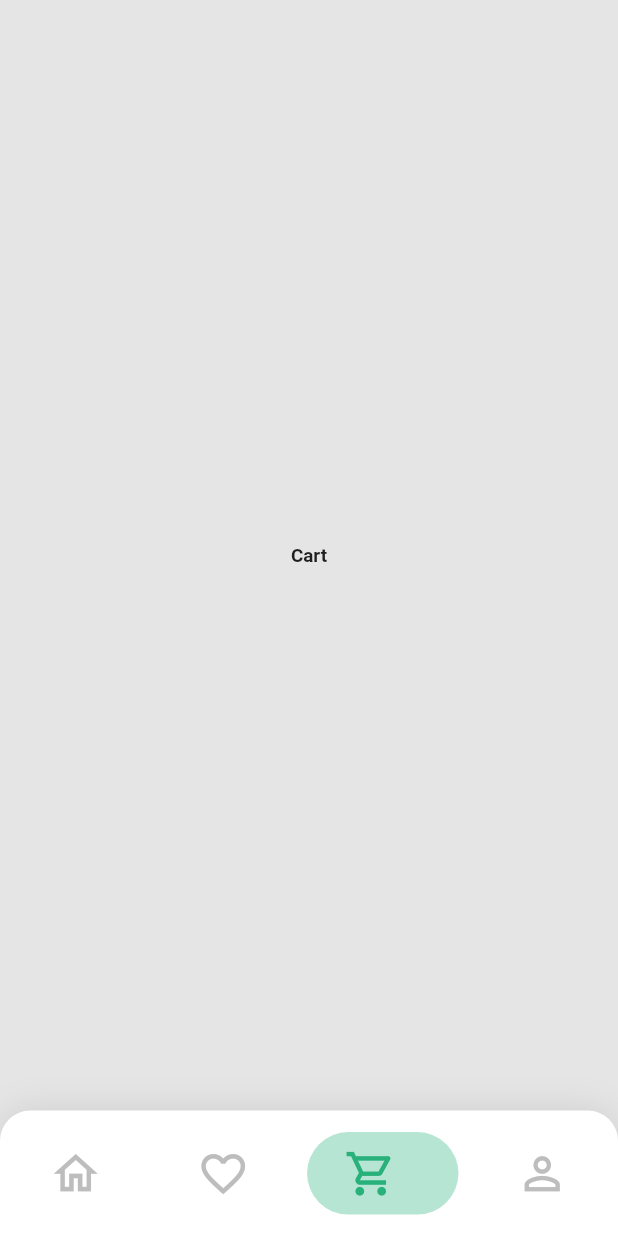
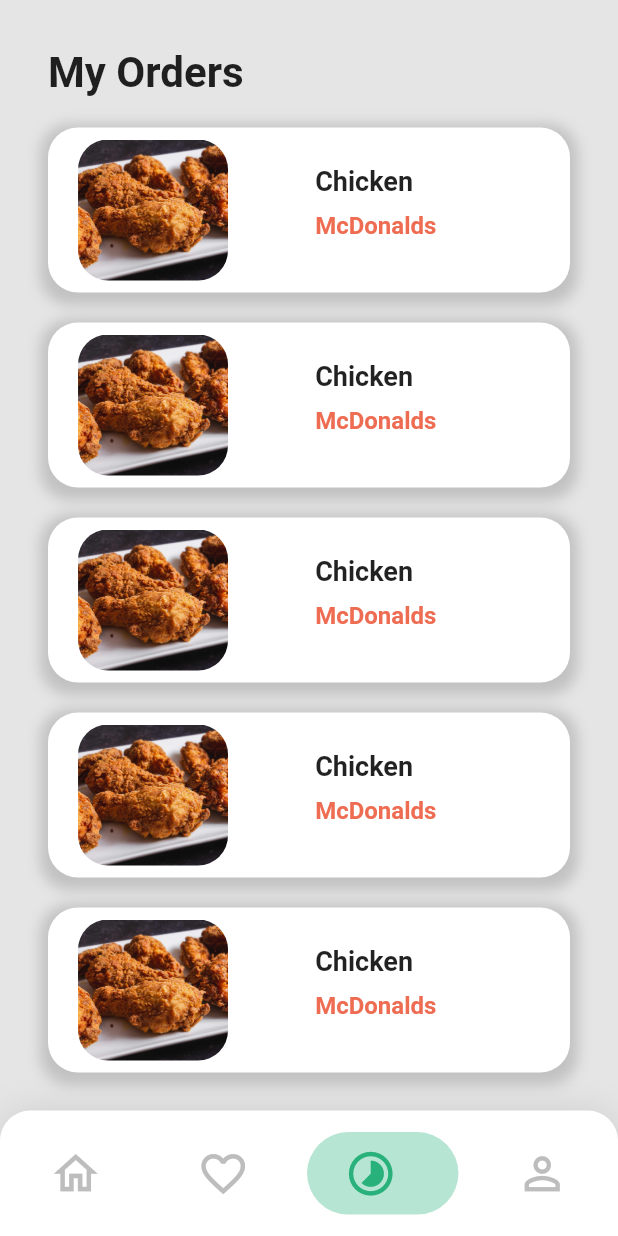
Before and after one commit to Radwan-Albahrani/Akalne, a Flutter app: the UserHomeScreen screen opened directly, item 3 of the bottom bar chosen, on a phone screen of 412 x 824 dp. Run offline on Flutter 3.47's test engine with Material 2 defaults, Android fonts, the phone set to English and light mode, and no system bars; drawn by our look-alikes of google_nav_bar; our stand-ins replace awesome_snackbar_content, cloud_firestore, file_picker, firebase_auth, firebase_core, firebase_storage and 6 more; missing offline and left inert: switch_up; accounts and stored records are empty; generated files the repository leaves out were written again.

Commit message:
Added Order Screen

```diff
--- a/lib/recipient/features/home/screens/home_screen.dart
+++ b/lib/recipient/features/home/screens/home_screen.dart
@@ -1,4 +1,5 @@
 import 'package:akalne/recipient/features/Profile/screens/profile_screen.dart';
+import 'package:akalne/recipient/features/orders/screens/orders_screen.dart';
 import 'package:akalne/theme/app_colors.dart';
 import 'package:flutter/material.dart';
 import 'package:flutter_riverpod/flutter_riverpod.dart';
@@ -19,8 +20,8 @@ class _HomeScreenState extends ConsumerState<UserHomeScreen> {
   var screens = [
     const HomeRecipient(),
     const Center(child: Text("Favorite")),
-    const Center(child: Text("Cart")),
-    const ProfileScreen()
+    const OrdersPage(),
+    const ProfileScreen(),
   ];
 
   @override
@@ -59,7 +60,7 @@ class _HomeScreenState extends ConsumerState<UserHomeScreen> {
                 iconSize: 35,
               ),
               GButton(
-                icon: Icons.shopping_cart_outlined,
+                icon: Icons.timelapse_outlined,
                 iconSize: 35,
               ),
               GButton(
--- /dev/null
+++ b/lib/recipient/features/orders/screens/orders_screen.dart
@@ -0,0 +1,138 @@
+import 'package:akalne/recipient/features/homeMenu/screens/widgets/back_button.dart';
+import 'package:akalne/recipient/features/orders/screens/widgets/order_item_card.dart';
+import 'package:flutter/material.dart';
+
+class OrdersPage extends StatefulWidget {
+  const OrdersPage({super.key});
+
+  @override
+  State<OrdersPage> createState() => _OrdersPageState();
+}
+
+class _OrdersPageState extends State<OrdersPage> {
+  var dummyData = [
+    [
+      {
+        "foodName": "Chicken",
+        "foodImage": "assets/images/chicken.jpg",
+        "timeAgo": "5 mins ago",
+        "foodDescription": "Chicken slices with a side of fries and a drink",
+        "dateAdded": "2021-09-01 12:00:00",
+        "maximumOrder": "5",
+      },
+      {
+        "restaurantName": "McDonalds",
+        "restaurantImage": "assets/images/chicken.jpg",
+        "restaurantLogo": "assets/images/McDonald's Logo.png",
+        "distance": "1.2 km",
+      },
+    ],
+    [
+      {
+        "foodName": "Chicken",
+        "foodImage": "assets/images/chicken.jpg",
+        "timeAgo": "5 mins ago",
+        "foodDescription": "Chicken slices with a side of fries and a drink",
+        "dateAdded": "2021-09-01 12:00:00",
+        "maximumOrder": "5",
+      },
+      {
+        "restaurantName": "McDonalds",
+        "restaurantImage": "assets/images/chicken.jpg",
+        "restaurantLogo": "assets/images/McDonald's Logo.png",
+        "distance": "1.2 km",
+      },
+    ],
+    [
+      {
+        "foodName": "Chicken",
+        "foodImage": "assets/images/chicken.jpg",
+        "timeAgo": "5 mins ago",
+        "foodDescription": "Chicken slices with a side of fries and a drink",
+        "dateAdded": "2021-09-01 12:00:00",
+        "maximumOrder": "5",
+      },
+      {
+        "restaurantName": "McDonalds",
+        "restaurantImage": "assets/images/chicken.jpg",
+        "restaurantLogo": "assets/images/McDonald's Logo.png",
+        "distance": "1.2 km",
+      },
+    ],
+    [
+      {
+        "foodName": "Chicken",
+        "foodImage": "assets/images/chicken.jpg",
+        "timeAgo": "5 mins ago",
+        "foodDescription": "Chicken slices with a side of fries and a drink",
+        "dateAdded": "2021-09-01 12:00:00",
+        "maximumOrder": "5",
+      },
+      {
+        "restaurantName": "McDonalds",
+        "restaurantImage": "assets/images/chicken.jpg",
+        "restaurantLogo": "assets/images/McDonald's Logo.png",
+        "distance": "1.2 km",
+      },
+    ],
+    [
+      {
+        "foodName": "Chicken",
+        "foodImage": "assets/images/chicken.jpg",
+        "timeAgo": "5 mins ago",
+        "foodDescription": "Chicken slices with a side of fries and a drink",
+        "dateAdded": "2021-09-01 12:00:00",
+        "maximumOrder": "5",
+      },
+      {
+        "restaurantName": "McDonalds",
+        "restaurantImage": "assets/images/chicken.jpg",
+        "restaurantLogo": "assets/images/McDonald's Logo.png",
+        "distance": "1.2 km",
+      },
+    ],
+  ];
+
+  @override
+  Widget build(BuildContext context) {
+    return Scaffold(
+      body: SafeArea(
+        child: Column(
+          children: [
+            Padding(
+              padding: const EdgeInsets.only(
+                  left: 32, right: 32, bottom: 10, top: 32),
+              child: Column(
+                crossAxisAlignment: CrossAxisAlignment.start,
+                children: [
+                  Row(
+                    children: const [
+                      Text(
+                        "My Orders",
+                        style: TextStyle(
+                          fontSize: 28,
+                          fontWeight: FontWeight.bold,
+                        ),
+                      ),
+                    ],
+                  ),
+                ],
+              ),
+            ),
+            Expanded(
+              child: ListView.builder(
+                itemCount: dummyData.length,
+                itemBuilder: (context, index) {
+                  return OrderItemCard(
+                    foodDetails: dummyData[index][0],
+                    restaurantDetails: dummyData[index][1],
+                  );
+                },
+              ),
+            ),
+          ],
+        ),
+      ),
+    );
+  }
+}
--- /dev/null
+++ b/lib/recipient/features/orders/screens/widgets/order_item_card.dart
@@ -0,0 +1,92 @@
+import 'package:akalne/theme/app_colors.dart';
+import 'package:flutter/material.dart';
+
+class OrderItemCard extends StatelessWidget {
+  const OrderItemCard({
+    super.key,
+    required this.foodDetails,
+    required this.restaurantDetails,
+  });
+
+  final Map<String, dynamic> foodDetails;
+  final Map<String, dynamic> restaurantDetails;
+
+  @override
+  Widget build(BuildContext context) {
+    return GestureDetector(
+      onTap: () {
+        // Navigator.of(context).push(
+        //   MaterialPageRoute(
+        //     builder: (context) => FoodDetails(
+        //       foodDetails: foodDetails,
+        //       restaurantDetails: restaurantDetails,
+        //     ),
+        //   ),
+        // );
+      },
+      child: Padding(
+        padding: const EdgeInsets.symmetric(horizontal: 32, vertical: 10),
+        child: Container(
+          width: double.infinity,
+          height: 110,
+          decoration: BoxDecoration(
+            color: Colors.white,
+            borderRadius: BorderRadius.circular(20),
+            boxShadow: [
+              BoxShadow(
+                color: Colors.grey.withOpacity(0.5),
+                spreadRadius: 5,
+                blurRadius: 7,
+                offset: const Offset(0, 3), // changes position of shadow
+              ),
+            ],
+          ),
+          child: Padding(
+            padding: const EdgeInsets.all(8.0),
+            child: Row(
+              mainAxisAlignment: MainAxisAlignment.spaceAround,
+              children: [
+                Container(
+                  width: 100,
+                  height: 100,
+                  decoration: BoxDecoration(
+                    borderRadius: BorderRadius.circular(20),
+                    image: DecorationImage(
+                      image: AssetImage(foodDetails["foodImage"]),
+                      fit: BoxFit.cover,
+                    ),
+                  ),
+                ),
+                const SizedBox(width: 10),
+                Column(
+                  mainAxisAlignment: MainAxisAlignment.center,
+                  crossAxisAlignment: CrossAxisAlignment.start,
+                  children: [
+                    Text(
+                      foodDetails["foodName"],
+                      style: const TextStyle(
+                        fontSize: 18,
+                        fontWeight: FontWeight.bold,
+                      ),
+                    ),
+                    const SizedBox(height: 10),
+                    Text(
+                      restaurantDetails["restaurantName"],
+                      style: TextStyle(
+                        fontSize: 16,
+                        fontWeight: FontWeight.bold,
+                        color: AppColors.light["secondary"],
+                      ),
+                    ),
+                    const SizedBox(height: 10),
+                  ],
+                ),
+                const SizedBox(width: 45),
+              ],
+            ),
+          ),
+        ),
+      ),
+    );
+  }
+}
```
